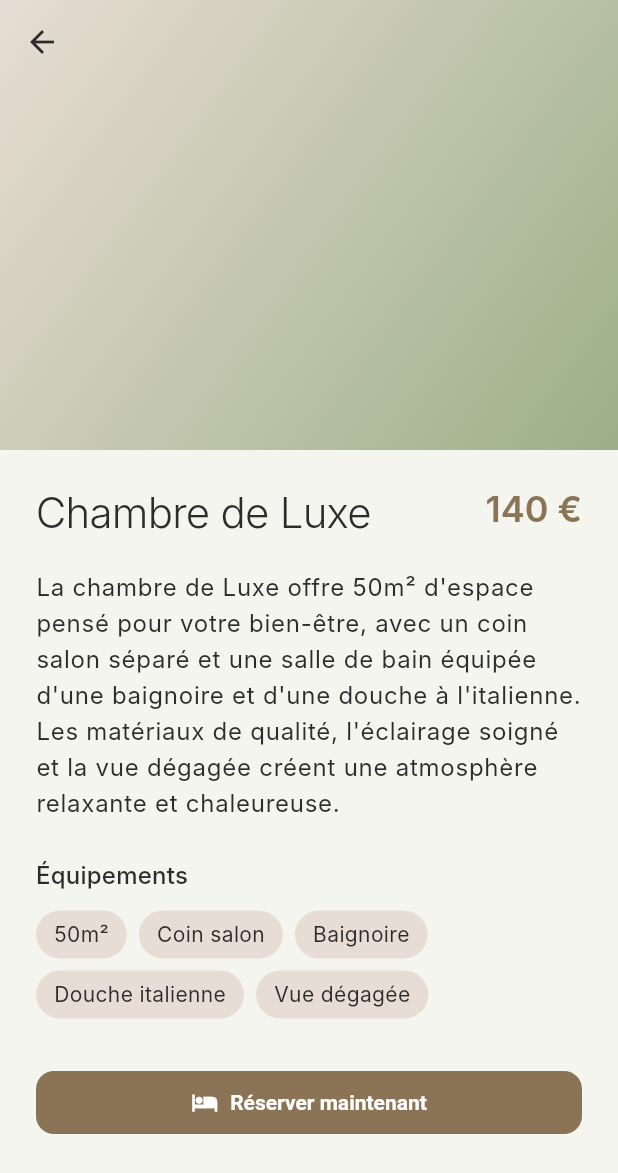
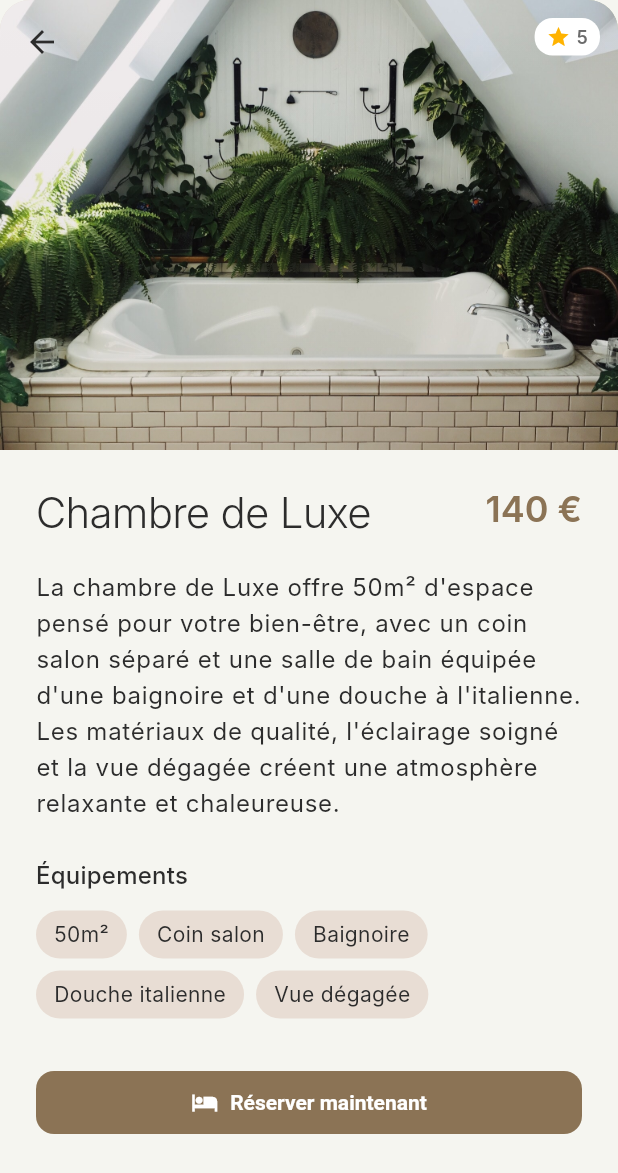
Before and after one commit to BenGoGithub/artichaut_flutter, a Flutter app: the screen it shows after launch, after a tap on an icon or button, on a phone screen of 412 x 824 dp. Shown: the top 1173 px of the screen. Run offline on Flutter 3.47's test engine with Material 3 defaults, Android fonts, the phone set to English and light mode, and no system bars; Roboto replaces fonts that are missing (Inter).

Commit message:
Room details update

```diff
--- a/lib/screens/room_detail_screen.dart
+++ b/lib/screens/room_detail_screen.dart
@@ -2,11 +2,19 @@ import 'package:flutter/material.dart';
 import '../models/room.dart';
 import '../themes/app_theme.dart';
 import '../widgets/buttons/icon_text_buton.dart';
+import '../widgets/images/image_room.dart'; // Import du widget ImageRoom
 import '../services/reservation_service.dart';
 
+/// Widget StatelessWidget pour l'écran de détail d'une chambre
+/// StatelessWidget est approprié car cette page affiche uniquement des informations
+/// statiques basées sur l'objet Room passé en paramètre - aucun état local n'est géré
 class RoomDetailScreen extends StatelessWidget {
+  // Propriété finale contenant les données de la chambre à afficher
+  // 'final' garantit l'immutabilité et 'required' assure qu'une chambre soit toujours fournie
   final Room room;
 
+  /// Constructeur avec clé optionnelle pour l'optimisation des performances
+  /// La clé permet à Flutter d'identifier et réutiliser ce widget dans l'arbre des widgets
   const RoomDetailScreen({
     super.key,
     required this.room,
@@ -14,105 +22,155 @@ class RoomDetailScreen extends StatelessWidget {
 
   @override
   Widget build(BuildContext context) {
+    /// Scaffold : Structure de base de l'écran avec support pour AppBar, body, etc.
+    /// Fournit le squelette architectural standard d'une page Flutter
     return Scaffold(
+      // Couleur de fond appliquée à toute la page via le thème centralisé
       backgroundColor: AppTheme.backgroundColor,
+
+      /// CustomScrollView : Container de défilement avancé permettant d'utiliser des Slivers
+      /// Les Slivers sont des portions scrollables qui peuvent avoir des comportements spéciaux
+      /// (expansion, contraction, épinglage) pendant le défilement
       body: CustomScrollView(
         slivers: [
-          // App bar avec image
+          /// SliverAppBar : AppBar qui peut s'étendre et se contracter lors du défilement
+          /// Crée un effet visuel immersif avec une image de fond qui se réduit progressivement
           SliverAppBar(
-            expandedHeight: 300,
-            pinned: true,
+            expandedHeight: 300, // Hauteur maximale quand l'AppBar est étendue
+            pinned: true, // L'AppBar reste visible (épinglée) même en défilant vers le bas
+
+            /// FlexibleSpaceBar : Espace flexible dans le SliverAppBar qui s'adapte au défilement
+            /// Permet d'afficher du contenu (image, titre) qui se transforme pendant le scroll
             flexibleSpace: FlexibleSpaceBar(
-              background: Container(
-                decoration: BoxDecoration(
-                  gradient: LinearGradient(
-                    begin: Alignment.topLeft,
-                    end: Alignment.bottomRight,
-                    colors: [
-                      AppTheme.accentColor,
-                      AppTheme.secondaryColor,
-                    ],
+              /// Remplacement du Container avec dégradé par le widget ImageRoom
+              /// ImageRoom est un composant réutilisable qui gère l'affichage de l'image
+              /// avec overlay, dégradé de secours et tag de notation
+              background: ClipRRect(
+                /// ClipRRect applique un BorderRadius au widget enfant
+                /// Nécessaire car ImageRoom a ses propres coins arrondis
+                /// mais dans le contexte du SliverAppBar, on veut des coins droits
+                borderRadius: BorderRadius.zero,
+                child: Container(
+                  /// Container wrapper pour adapter ImageRoom au contexte du SliverAppBar
+                  /// Supprime la hauteur fixe d'ImageRoom et utilise tout l'espace disponible
+                  height: double.infinity,
+                  width: double.infinity,
+                  child: ImageRoom(
+                    room: room, // Passage des données de la chambre au widget réutilisable
                   ),
                 ),
               ),
             ),
           ),
 
-          // Contenu
+          /// SliverToBoxAdapter : Convertit un widget normal en Sliver
+          /// Permet d'intégrer du contenu standard dans un CustomScrollView
           SliverToBoxAdapter(
             child: Container(
+              // Décoration avec coins arrondis pour un effet de "carte" moderne
               decoration: const BoxDecoration(
                 color: AppTheme.backgroundColor,
+                // Coins arrondis uniquement en haut pour créer un effet de superposition
                 borderRadius: BorderRadius.vertical(top: Radius.circular(30)),
               ),
+
+              /// Padding : Ajoute un espacement interne uniforme autour du contenu
+              /// 24 pixels sur tous les côtés pour une présentation aérée
               child: Padding(
                 padding: const EdgeInsets.all(24),
+
+                /// Column : Layout vertical pour organiser les éléments les uns sous les autres
+                /// CrossAxisAlignment.start aligne tout le contenu à gauche
                 child: Column(
                   crossAxisAlignment: CrossAxisAlignment.start,
                   children: [
-                    // Titre et prix
+                    /// Section titre et prix - Layout horizontal avec Row
                     Row(
+                      // Espace le titre et le prix aux extrémités de la ligne
                       mainAxisAlignment: MainAxisAlignment.spaceBetween,
+                      // Aligne verticalement le titre et prix en haut
                       crossAxisAlignment: CrossAxisAlignment.start,
                       children: [
+                        /// Expanded : Permet au titre de prendre tout l'espace disponible
+                        /// Évite le débordement si le titre est long
                         Expanded(
                           child: Text(
-                            room.title,
+                            room.title, // Accès direct aux données du modèle Room
+                            // Style de texte récupéré depuis le thème global de l'application
                             style: Theme.of(context).textTheme.headlineLarge,
                           ),
                         ),
+
+                        /// Affichage du prix avec style personnalisé
                         Text(
-                          '${room.price.toInt()} €',
+                          '${room.price.toInt()} €', // Conversion en entier et formatage
                           style: Theme.of(context).textTheme.headlineMedium?.copyWith(
-                            color: AppTheme.primaryColor,
-                            fontWeight: FontWeight.w600,
+                            color: AppTheme.primaryColor,      // Couleur d'accent du thème
+                            fontWeight: FontWeight.w600,       // Police semi-grasse pour l'emphase
                           ),
                         ),
                       ],
                     ),
+                    /// SizedBox : Widget d'espacement vertical fixe
+                    /// Alternative plus claire que Padding pour les espacements simples
                     const SizedBox(height: 20),
 
-                    // Description
+                    /// Section description - Texte simple avec style du thème
                     Text(
-                      room.description,
+                      room.description, // Propriété description du modèle Room
                       style: Theme.of(context).textTheme.bodyLarge,
                     ),
                     const SizedBox(height: 24),
 
-                    // Équipements
+                    /// Section équipements - Titre de section
                     Text(
                       'Équipements',
+                      // Style de titre de section, moins important que le titre principal
                       style: Theme.of(context).textTheme.titleMedium,
                     ),
                     const SizedBox(height: 12),
+
+                    /// Wrap : Layout qui passe automatiquement à la ligne suivante
+                    /// Idéal pour afficher une collection d'éléments de taille variable (tags, chips)
                     Wrap(
-                      spacing: 8,
-                      runSpacing: 8,
+                      spacing: 8,     // Espacement horizontal entre les éléments
+                      runSpacing: 8,  // Espacement vertical entre les lignes
+
+                      /// Transformation de la liste d'équipements en widgets visuels
+                      /// .map() transforme chaque string en Container stylisé
+                      /// .toList() convertit l'Iterable en List<Widget> attendue par Wrap
                       children: room.amenities.map((amenity) {
                         return Container(
+                          // Espacement interne pour chaque "chip" d'équipement
                           padding: const EdgeInsets.symmetric(horizontal: 12, vertical: 6),
                           decoration: BoxDecoration(
-                            color: AppTheme.accentColor,
-                            borderRadius: BorderRadius.circular(20),
+                            color: AppTheme.accentColor,         // Couleur de fond du chip
+                            borderRadius: BorderRadius.circular(20), // Coins très arrondis (pilule)
                           ),
                           child: Text(
-                            amenity,
+                            amenity, // Nom de l'équipement
                             style: Theme.of(context).textTheme.bodyMedium?.copyWith(
-                              color: AppTheme.textPrimaryColor,
+                              color: AppTheme.textPrimaryColor, // Couleur du texte contrastante
                             ),
                           ),
                         );
-                      }).toList(),
+                      }).toList(), // Conversion obligatoire en List<Widget>
                     ),
-                    const SizedBox(height: 32),
+                    const SizedBox(height: 32), // Espacement plus large avant le bouton
 
-                    // Bouton de réservation
+                    /// Section bouton de réservation
+                    /// SizedBox avec width: double.infinity force le bouton à occuper toute la largeur
                     SizedBox(
-                      width: double.infinity,
+                      width: double.infinity, // Largeur maximale disponible
+
+                      /// IconTextButton : Widget personnalisé (probablement défini dans l'application)
+                      /// Combine icône et texte dans un bouton réutilisable
                       child: IconTextButton(
+                        /// Callback de pression du bouton - délègue à un service
+                        /// Cette approche sépare la logique métier (réservation) de la présentation
                         onPressed: () => ReservationService.showReservationDialog(context, room),
-                        label: 'Réserver maintenant',
-                        icon: Icons.hotel,
+                        label: 'Réserver maintenant', // Texte du bouton
+                        icon: Icons.hotel,             // Icône Material Design
                       ),
                     ),
                   ],
```
